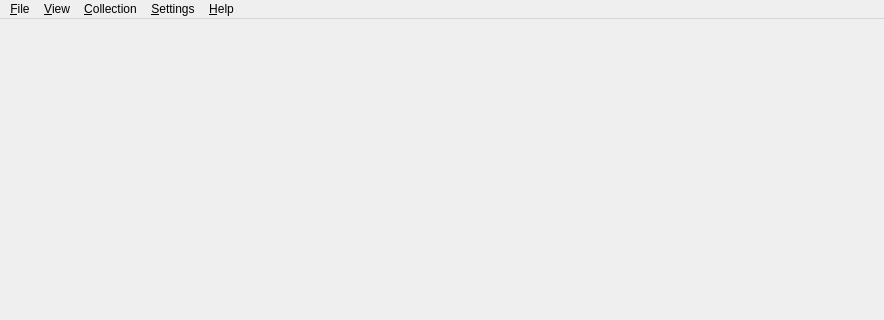
The window that src/home/flibrary/gui/MainWindow.ui (heimdallr/books) describes before a commit, drawn with Qt 5; both pictures show x 0 to 884 and y 0 to 320 of the 884 by 708 pixel window.
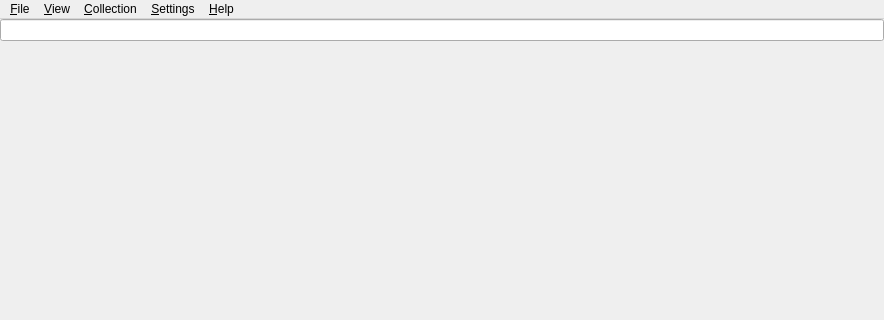
The same window after the commit.

What changed in the file:
```diff
--- a/src/home/flibrary/gui/MainWindow.ui
+++ b/src/home/flibrary/gui/MainWindow.ui
@@ -52,6 +52,9 @@
         <property name="bottomMargin">
          <number>0</number>
         </property>
+        <item>
+         <widget class="QLineEdit" name="settingsLineEdit"/>
+        </item>
         <item>
          <widget class="QWidget" name="widget" native="true">
           <layout class="QGridLayout" name="gridLayout">
```
Left out of the diff: 9 changed lines with no effect on the pictures.
